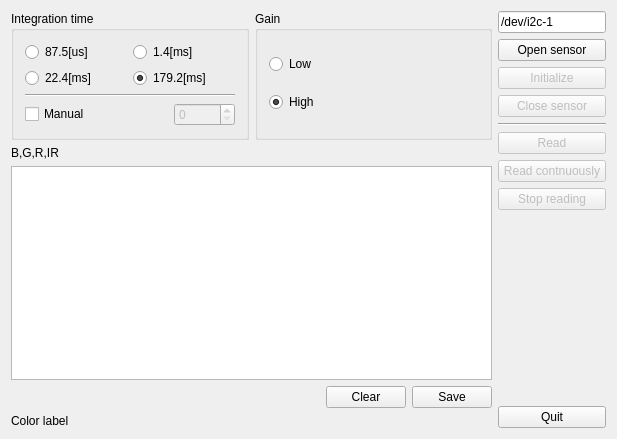
This is widget.ui in futr/ColorSensorReader as Qt 5 draws it before an edit. The edited form follows.
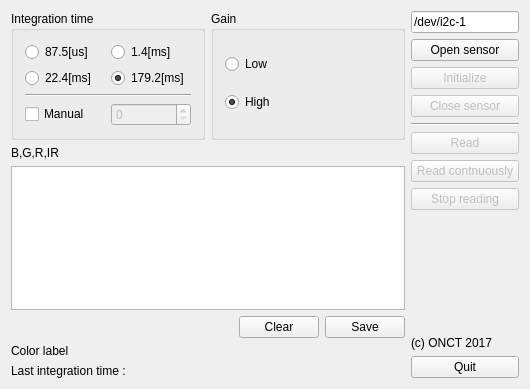
This is the edited form.

Commit message: Support Manual Integration mode

Diff of the .ui file:
```diff
--- a/widget.ui
+++ b/widget.ui
@@ -6,8 +6,8 @@
    <rect>
     <x>0</x>
     <y>0</y>
-    <width>617</width>
-    <height>439</height>
+    <width>530</width>
+    <height>389</height>
    </rect>
   </property>
   <property name="sizePolicy">
@@ -26,10 +26,23 @@
       <layout class="QHBoxLayout" name="horizontalLayout_3">
        <item>
         <widget class="QGroupBox" name="integrationTimeGroupBox">
+         <property name="sizePolicy">
+          <sizepolicy hsizetype="Preferred" vsizetype="Preferred">
+           <horstretch>0</horstretch>
+           <verstretch>0</verstretch>
+          </sizepolicy>
+         </property>
          <property name="title">
           <string>Integration time</string>
          </property>
          <layout class="QGridLayout" name="gridLayout">
+          <item row="1" column="0">
+           <widget class="QRadioButton" name="intTime2Button">
+            <property name="text">
+             <string>22.4[ms]</string>
+            </property>
+           </widget>
+          </item>
           <item row="0" column="0">
            <widget class="QRadioButton" name="intTime0Button">
             <property name="text">
@@ -47,10 +60,10 @@
             </property>
            </widget>
           </item>
-          <item row="1" column="0">
-           <widget class="QRadioButton" name="intTime2Button">
-            <property name="text">
-             <string>22.4[ms]</string>
+          <item row="3" column="0" rowspan="2" colspan="2">
+           <widget class="Line" name="line_2">
+            <property name="orientation">
+             <enum>Qt::Horizontal</enum>
             </property>
            </widget>
           </item>
@@ -64,9 +77,7 @@
             </property>
            </widget>
           </item>
-          <item row="3" column="0" colspan="2">
-           <layout class="QHBoxLayout" name="horizontalLayout_2">
-            <item>
+          <item row="5" column="0">
              <widget class="QCheckBox" name="intTimeManButton">
               <property name="enabled">
                <bool>true</bool>
@@ -76,20 +87,7 @@
               </property>
              </widget>
             </item>
-            <item>
-             <spacer name="horizontalSpacer_2">
-              <property name="orientation">
-               <enum>Qt::Horizontal</enum>
-              </property>
-              <property name="sizeHint" stdset="0">
-               <size>
-                <width>40</width>
-                <height>20</height>
-               </size>
-              </property>
-             </spacer>
-            </item>
-            <item>
+          <item row="5" column="1">
              <widget class="QSpinBox" name="intTimeSpinBox">
               <property name="enabled">
                <bool>false</bool>
@@ -103,19 +101,16 @@
              </widget>
             </item>
            </layout>
-          </item>
-          <item row="2" column="0" colspan="2">
-           <widget class="Line" name="line_2">
-            <property name="orientation">
-             <enum>Qt::Horizontal</enum>
-            </property>
-           </widget>
-          </item>
-         </layout>
         </widget>
        </item>
        <item>
         <widget class="QGroupBox" name="gainGroupBox">
+         <property name="sizePolicy">
+          <sizepolicy hsizetype="Preferred" vsizetype="Preferred">
+           <horstretch>0</horstretch>
+           <verstretch>0</verstretch>
+          </sizepolicy>
+         </property>
          <property name="title">
           <string>Gain</string>
          </property>
@@ -155,7 +150,14 @@
         </widget>
        </item>
        <item>
-        <widget class="QPlainTextEdit" name="logEdit"/>
+        <widget class="QPlainTextEdit" name="logEdit">
+         <property name="sizePolicy">
+          <sizepolicy hsizetype="Preferred" vsizetype="Expanding">
+           <horstretch>0</horstretch>
+           <verstretch>0</verstretch>
+          </sizepolicy>
+         </property>
+        </widget>
        </item>
        <item>
         <layout class="QHBoxLayout" name="horizontalLayout">
@@ -190,11 +192,30 @@
        </item>
        <item>
         <widget class="QLabel" name="colorPreviewLabel">
+         <property name="sizePolicy">
+          <sizepolicy hsizetype="Ignored" vsizetype="Preferred">
+           <horstretch>0</horstretch>
+           <verstretch>0</verstretch>
+          </sizepolicy>
+         </property>
          <property name="text">
           <string>Color label</string>
          </property>
         </widget>
        </item>
+       <item>
+        <widget class="QLabel" name="intTimeLabel">
+         <property name="sizePolicy">
+          <sizepolicy hsizetype="Ignored" vsizetype="Preferred">
+           <horstretch>0</horstretch>
+           <verstretch>0</verstretch>
+          </sizepolicy>
+         </property>
+         <property name="text">
+          <string>Last integration time : </string>
+         </property>
+        </widget>
+       </item>
       </layout>
      </item>
     </layout>
@@ -291,6 +312,13 @@
        </property>
       </spacer>
      </item>
+     <item>
+      <widget class="QLabel" name="aboutLabel">
+       <property name="text">
+        <string>(c) ONCT 2017</string>
+       </property>
+      </widget>
+     </item>
      <item>
       <widget class="QPushButton" name="quitButton">
        <property name="text">
```
Lines whose indentation alone changed are shown as unchanged. The commit also changes 4 other files.
